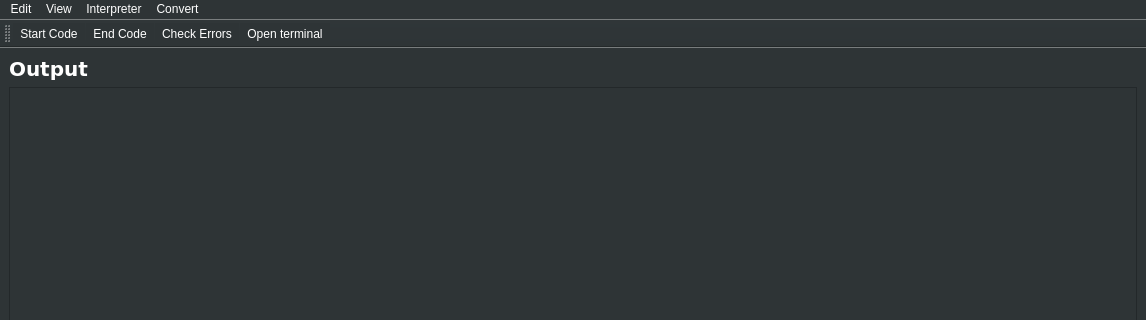
Above: BFIDE/mainwindow.ui from Djivs/BrainFuckStudio before the change; both pictures show x 0 to 1146 and y 0 to 320 of the 1146 by 789 pixel window. Below: the same form after it.
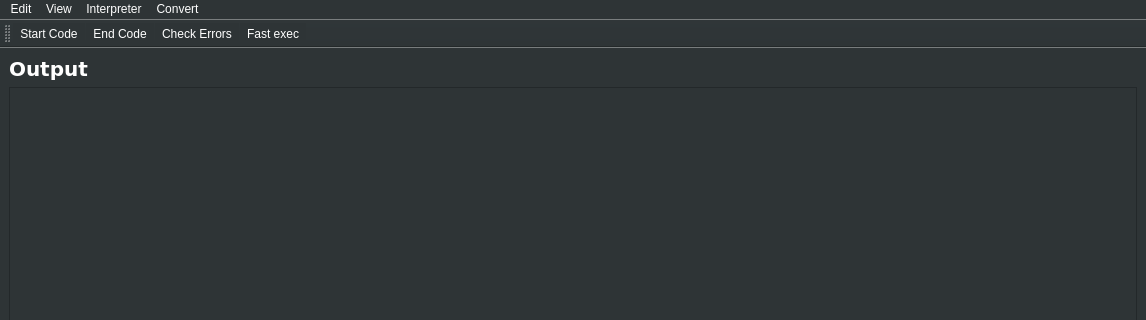
That is the form after the change. Icons and pictures are not drawn.

Commit message: start developing xterm usage!

What changed in the file:
```diff
--- a/BFIDE/mainwindow.ui
+++ b/BFIDE/mainwindow.ui
@@ -297,7 +297,7 @@
    <addaction name="actionStart_Code"/>
    <addaction name="actionEnd_Code"/>
    <addaction name="actionCheck_Errors"/>
-   <addaction name="actionOpen_terminal"/>
+   <addaction name="actionFast_exec"/>
   </widget>
   <action name="actionStart_Code">
    <property name="icon">
@@ -482,9 +482,9 @@
     <string>Minify code</string>
    </property>
   </action>
-  <action name="actionOpen_terminal">
+  <action name="actionFast_exec">
    <property name="text">
-    <string>Open terminal</string>
+    <string>Fast exec</string>
    </property>
   </action>
  </widget>
```
The commit also changes 2 other files.
